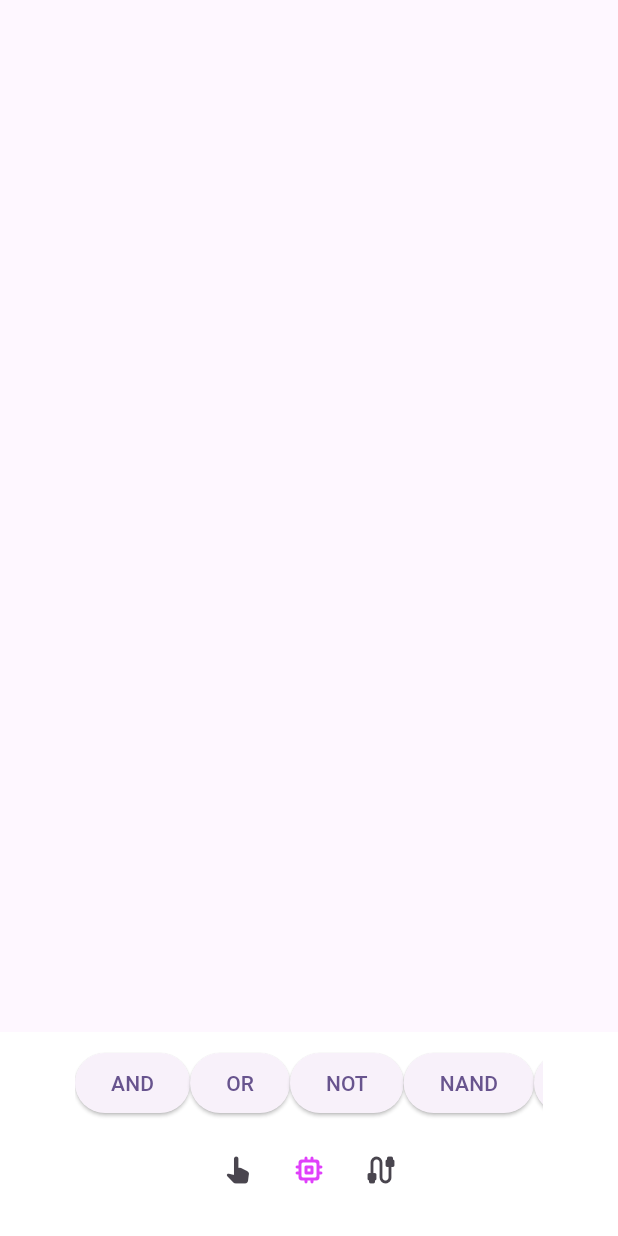
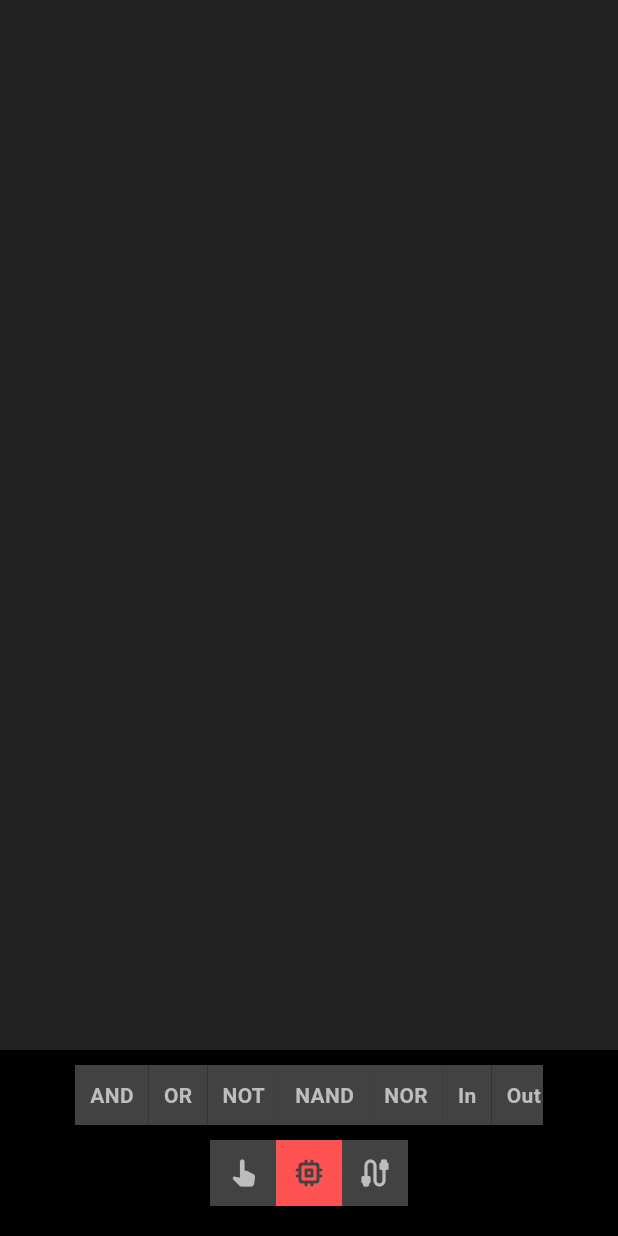
Before and after one commit to carbonanik/logic_builder, a Flutter app: the screen it shows after launch, after a tap on the "memory" icon, on a phone screen of 412 x 824 dp. Run offline on Flutter 3.47's test engine with Material 2 defaults, Android fonts, the light colour scheme and no system bars; our stand-ins replace gap, hooks_riverpod.

Commit message:
ui changes

```diff
--- a/lib/features/logic_simulator/canvas_page.dart
+++ b/lib/features/logic_simulator/canvas_page.dart
@@ -33,7 +33,7 @@ final reservedComponents = [
   createComponent(DiscreteComponentType.output),
 ];
 
-const selectionColor = Colors.purpleAccent;
+const selectionColor = Colors.redAccent;
 
 class CanvasPage extends StatelessWidget {
   CanvasPage({super.key});
@@ -44,6 +44,7 @@ class CanvasPage extends StatelessWidget {
   @override
   Widget build(BuildContext context) {
     return Scaffold(
+      backgroundColor: Colors.grey[900],
       body: Stack(
         children: [
           Consumer(
@@ -138,8 +139,8 @@ class CanvasPage extends StatelessWidget {
                 right: 0,
                 bottom: 0,
                 child: Container(
-                  color: Colors.white,
-                  padding: const EdgeInsets.only(left: 50, right: 50, bottom: 20),
+                  color: Colors.black,
+                  padding: const EdgeInsets.only(left: 50, right: 50, bottom: 20, top: 10),
                   child: Column(
                     children: [
                       mode == Mode.component
@@ -147,71 +148,86 @@ class CanvasPage extends StatelessWidget {
                               controller: scrollController,
                               scrollDirection: Axis.horizontal,
                               child: Padding(
-                              padding: const EdgeInsets.symmetric(vertical: 10.0),
+                                padding: const EdgeInsets.only(bottom: 10.0),
                                 child: Row(
                                   mainAxisAlignment: MainAxisAlignment.spaceBetween,
                                   children: List.generate(
                                     reservedComponents.length,
-                                        (index) => ElevatedButton(
-                                      style: ButtonStyle(
-                                        backgroundColor: MaterialStateProperty.all(
-                                          selectedComponent == reservedComponents[index] ? Colors.deepPurple : null,
-                                        ),
-                                        foregroundColor: MaterialStateProperty.all(
-                                          selectedComponent == reservedComponents[index] ? Colors.white : null,
+                                    (index) => InkWell(
+                                      onTap: () {
+                                        ref.read(selectedComponentProvider.notifier).state = reservedComponents[index];
+                                      },
+                                      child: Container(
+                                        padding: const EdgeInsets.all(10),
+                                        color: selectedComponent == reservedComponents[index]
+                                            ? selectionColor
+                                            : Colors.grey[800],
+                                        child: Text(
+                                          reservedComponents[index].name,
+                                          style: TextStyle(
+                                            color: selectedComponent == reservedComponents[index]
+                                                ? Colors.grey[800]
+                                                : Colors.grey[400],
+                                            fontWeight: FontWeight.bold,
                                           ),
                                         ),
-                                      onPressed: () {
-                                        ref.read(selectedComponentProvider.notifier).state = reservedComponents[index];
-                                      },
-                                      child: Text(
-                                        reservedComponents[index].name,
                                       ),
                                     ),
-                                  )),
+                                  ),
+                                ),
                               ),
                             )
                           : const SizedBox(),
                       Row(
                         mainAxisAlignment: MainAxisAlignment.center,
                         children: [
-                          IconButton(
-                            color: mode == Mode.view ? selectionColor : null,
-                            onPressed: () {
+                          InkWell(
+                            onTap: () {
                               ref.read(drawingModeProvider.notifier).state = Mode.view;
                             },
-                            icon: const Icon(Icons.pan_tool_alt_rounded),
+                            child: Container(
+                              padding: const EdgeInsets.all(10),
+                              color: mode == Mode.view ? selectionColor : Colors.grey[800],
+                              child: Icon(
+                                Icons.pan_tool_alt_rounded,
+                                color: mode == Mode.view ? Colors.grey[800] : Colors.grey[400],
                               ),
-                          IconButton(
-                            color: mode == Mode.component ? selectionColor : null,
-                            onPressed: () {
+                            ),
+                          ),
+                          InkWell(
+                            onTap: () {
                               ref.read(drawingModeProvider.notifier).state = Mode.component;
                             },
-                            icon: const Icon(Icons.memory_rounded),
+                            child: Container(
+                              padding: const EdgeInsets.all(10),
+                              color: mode == Mode.component ? selectionColor : Colors.grey[800],
+                              child: Icon(
+                                Icons.memory_rounded,
+                                color: mode == Mode.component ? Colors.grey[800] : Colors.grey[400],
                               ),
-                          IconButton(
-                            color: mode == Mode.wire ? selectionColor : null,
-                            onPressed: () {
+                            ),
+                          ),
+                          InkWell(
+                            onTap: () {
                               ref.read(drawingModeProvider.notifier).state = Mode.wire;
                             },
-                            icon: const Icon(Icons.cable_rounded),
+                            child: Container(
+                              padding: const EdgeInsets.all(10),
+                              color: mode == Mode.wire ? selectionColor : Colors.grey[800],
+                              child: Icon(
+                                Icons.cable_rounded,
+                                color: mode == Mode.wire ? Colors.grey[800] : Colors.grey[400],
                               ),
+                            ),
+                          )
                         ],
                       ),
-
                     ],
                   ),
                 ),
               );
             },
           ),
-          // Consumer(
-          //   builder: (context, ref, child) {
-          //     final mode = ref.watch(drawingModeProvider);
-          //     final selectedComponent = ref.watch(selectedComponentProvider);
-          //     return ;
-          //   },
-          // )
         ],
       ),
     );
--- a/lib/features/logic_simulator/event_handlers.dart
+++ b/lib/features/logic_simulator/event_handlers.dart
@@ -77,6 +77,7 @@ class EventsHandler {
 
   void handleDeleteKeypress() {
     final deleted = _ref.read(wiresProvider).deleteMouseOverWire();
+    print(deleted);
     if (deleted) return;
     _ref.read(componentsProvider).deleteMouseOverComponent();
   }
--- a/lib/features/logic_simulator/models/wire.dart
+++ b/lib/features/logic_simulator/models/wire.dart
@@ -16,7 +16,7 @@ class Wire {
   Wire({
     required this.id,
     List<Offset> points = const [],
-    this.color = Colors.brown,
+    this.color = Colors.black54,
     this.width = 3,
     required this.connectionId,
     required this.startComponentId,
--- a/lib/features/logic_simulator/notifier/component_notifier.dart
+++ b/lib/features/logic_simulator/notifier/component_notifier.dart
@@ -23,7 +23,7 @@ class ComponentNotifier extends ChangeNotifier {
 
   UnmodifiableMapView<String, DiscreteComponent> get componentLookup => UnmodifiableMapView(_componentLookup);
 
-  void changeInputIoId(String componentId, String ioId, String replacedIoId) {
+  void changeComponentInputId(String componentId, String ioId, String replacedIoId) {
     final component = _componentLookup[componentId];
     if (component == null) return;
     final inputs = component.inputs;
@@ -55,7 +55,7 @@ class ComponentNotifier extends ChangeNotifier {
       if (inputs?[i].connectedWireIds?.contains(wireId) == true) {
         inputs![i] = inputs[i].copyWith(
           connectedWireIds: inputs[i].connectedWireIds!.where((element) => element != wireId).toList(),
-          id: const Uuid().v4(),
+          id: const Uuid().v4(), // new id because inputs id get replaced by connected component output id by changing it we are disconnecting it
         );
       }
     }
@@ -122,7 +122,8 @@ class ComponentNotifier extends ChangeNotifier {
       wiresIds.addAll(element.connectedWireIds ?? []);
     }
     _ref.read(wiresProvider).removeWires(wiresIds.toList());
-    _delete(component);
+
+    _delete(componentLookup[component.output.id]!);
     return true;
   }
 
--- a/lib/features/logic_simulator/notifier/wire_notifier.dart
+++ b/lib/features/logic_simulator/notifier/wire_notifier.dart
@@ -110,7 +110,7 @@ class WireNotifier extends ChangeNotifier {
         _ref.read(componentsProvider).connectIOToWire(ioData.componentId, ioData.ioId, currentWire.id);
 
         // replace the id with the output id that is connected
-        _ref.read(componentsProvider).changeInputIoId(componentId, ioId, replacedIoId);
+        _ref.read(componentsProvider).changeComponentInputId(componentId, ioId, replacedIoId);
 
         wireEndComponent(currentWire.id, ioData.componentId);
       } else {
@@ -128,7 +128,7 @@ class WireNotifier extends ChangeNotifier {
         // store wire id in the io
         _ref.read(componentsProvider).connectIOToWire(ioData.componentId, ioData.ioId, currentWire.id);
 
-        _ref.read(componentsProvider).changeInputIoId(componentId, ioId, replacedIoId);
+        _ref.read(componentsProvider).changeComponentInputId(componentId, ioId, replacedIoId);
 
         wireEndComponent(currentWire.id, ioData.componentId);
       }
--- a/lib/features/logic_simulator/painter/logic_painter.dart
+++ b/lib/features/logic_simulator/painter/logic_painter.dart
@@ -32,7 +32,7 @@ class LogicPainter extends CustomPainter {
 
   final floatingPaint = Paint()
     ..style = PaintingStyle.fill
-    ..color = Colors.grey;
+    ..color = Colors.black;
 
   final hoverIoPaint = Paint()
     ..style = PaintingStyle.fill
@@ -82,7 +82,7 @@ class LogicPainter extends CustomPainter {
     drawIOs(canvas, component.inputs, component.pos, true);
     drawIOs(canvas, [component.output], component.pos, false);
 
-    drawTitle(canvas, component, Colors.redAccent);
+    drawTitle(canvas, component, Colors.grey[800]!);
   }
 
   void drawSwitchViewComponent(Canvas canvas, DiscreteComponent component) {
--- a/lib/features/logic_simulator/painter/mouse_position_painter.dart
+++ b/lib/features/logic_simulator/painter/mouse_position_painter.dart
@@ -12,7 +12,7 @@ class MousePositionPainter extends CustomPainter {
     required this.drawingComponent,
   });
 
-  final rectPaint = Paint()..style = PaintingStyle.fill;
+  final rectPaint = Paint()..style = PaintingStyle.fill..color = Colors.grey[800]!;
 
   @override
   void paint(Canvas canvas, Size size) {
@@ -34,7 +34,7 @@ class MousePositionPainter extends CustomPainter {
         rectPaint,
       );
 
-      drawTitle(canvas, selectedComponent!.copyWith(pos: cursorPos), Colors.redAccent);
+      drawTitle(canvas, selectedComponent!.copyWith(pos: cursorPos), Colors.grey[700]!);
     }
   }
 
```
Lines whose indentation alone changed are shown as unchanged.
